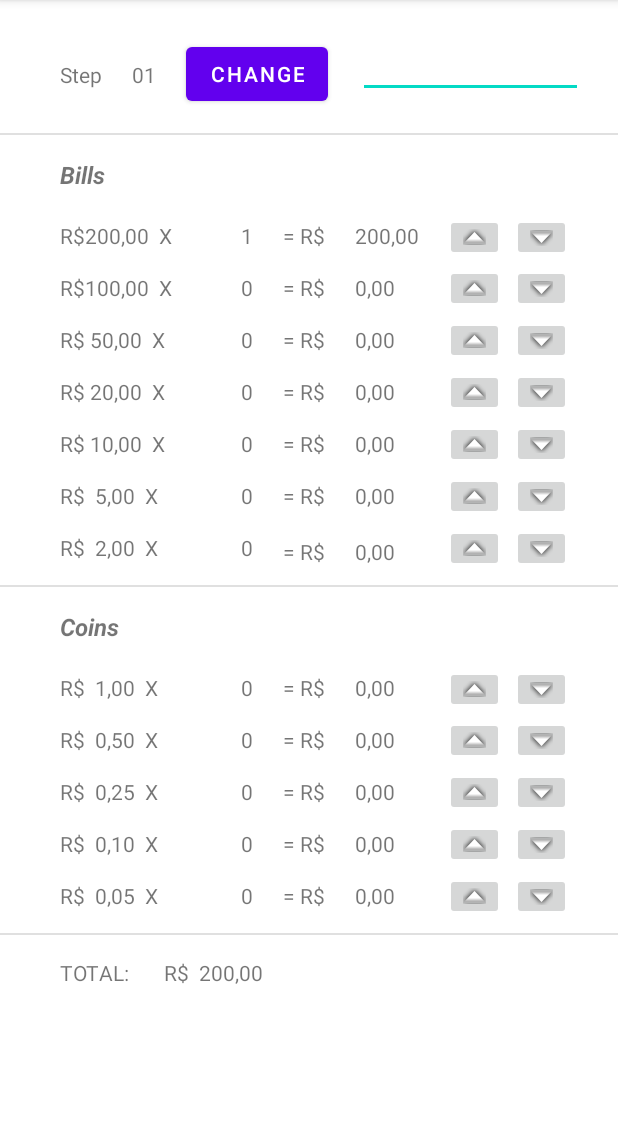
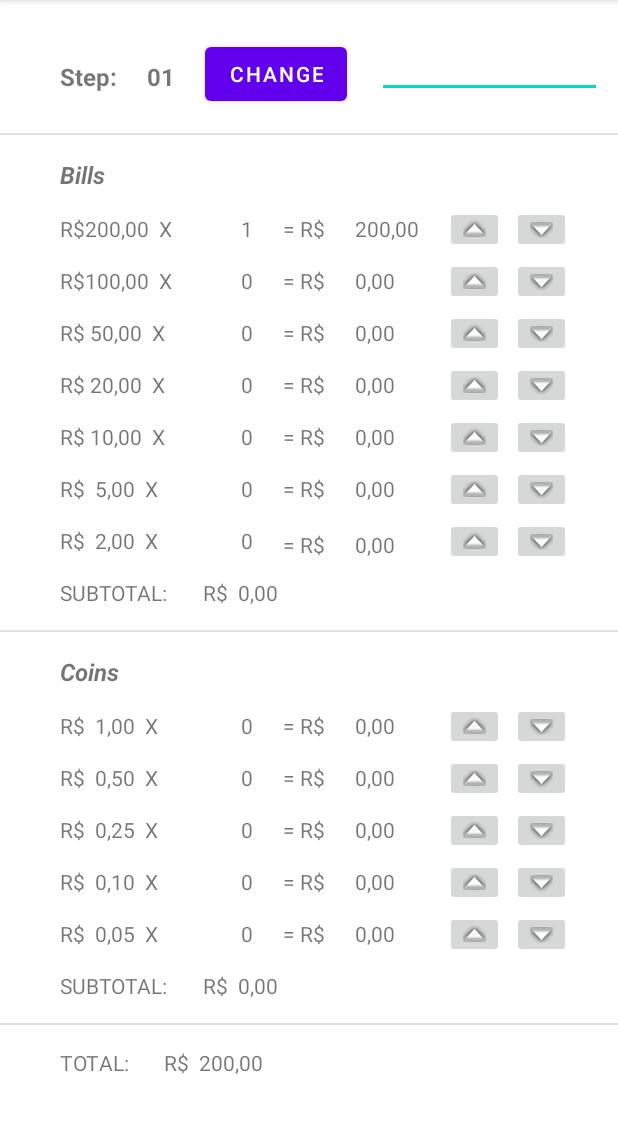
Before and after one commit to pzoliveira/SumOfDonations, an Android app: the screen it shows after launch (MainActivity), after a tap on an icon or button, on a phone screen of 412 x 824 dp, the part 84-1217 px from its top. Run offline under Robolectric (Android 15) with nearby library versions, the phone set to English and light mode, and no system bars.

Commit message:
Makes subtotal evaluations. Refines the layout.

```diff
--- a/app/src/main/java/com/example/sumofdonations/MainActivity.java
+++ b/app/src/main/java/com/example/sumofdonations/MainActivity.java
@@ -7,6 +7,8 @@ import android.view.View;
 import android.widget.Button;
 import android.widget.ImageButton;
 import android.widget.TextView;
+
+import org.w3c.dom.Text;
 
 import java.util.Locale;
 
@@ -19,7 +21,7 @@ public class MainActivity extends AppCompatActivity {
     TextView tvTtl200bks, tvTtl100bks, tvTtl50bks, tvTtl20bks, tvTtl10bks, tvTtl5bks, tvTtl2bks;
     TextView tvQty100cts, tvQty50cts, tvQty25cts, tvQty10cts, tvQty5cts;
     TextView tvTtl100cts, tvTtl50cts, tvTtl25cts, tvTtl10cts, tvTtl5cts;
-    TextView tvTotalValue;
+    TextView tvSubtotalBills, tvSubtotalCoins, tvTotalValue;
 
     Button btnChange;
 
@@ -65,6 +67,8 @@ public class MainActivity extends AppCompatActivity {
         tvTtl10cts = (TextView) findViewById(R.id.txtTtl10cts);
         tvTtl5cts = (TextView) findViewById(R.id.txtTtl5cts);
 
+        tvSubtotalBills = (TextView) findViewById(R.id.txtSubtotalBills);
+        tvSubtotalCoins = (TextView) findViewById(R.id.txtSubtotalCoins);
         tvTotalValue = (TextView) findViewById(R.id.txtTotal);
 
         btnChange = (Button) findViewById(R.id.btnChange);
@@ -118,6 +122,7 @@ public class MainActivity extends AppCompatActivity {
             @Override
             public void onClick(View view) {
                 performMoneycalc("plus", tvQty200bks, tvValueStep, 200.0f, tvTtl200bks);
+                evaluateSubtotalBills();
                 evaluateTotal();
             }
         });
@@ -126,6 +131,7 @@ public class MainActivity extends AppCompatActivity {
             @Override
             public void onClick(View view) {
                 performMoneycalc("minus", tvQty200bks, tvValueStep, 200.0f, tvTtl200bks);
+                evaluateSubtotalBills();
                 evaluateTotal();
             }
         });
@@ -134,6 +140,7 @@ public class MainActivity extends AppCompatActivity {
             @Override
             public void onClick(View view) {
                 performMoneycalc("plus", tvQty100bks, tvValueStep, 100.0f, tvTtl100bks);
+                evaluateSubtotalBills();
                 evaluateTotal();
             }
         });
@@ -142,6 +149,7 @@ public class MainActivity extends AppCompatActivity {
             @Override
             public void onClick(View view) {
                 performMoneycalc("minus", tvQty100bks, tvValueStep, 100.0f, tvTtl100bks);
+                evaluateSubtotalBills();
                 evaluateTotal();
             }
         });
@@ -150,6 +158,7 @@ public class MainActivity extends AppCompatActivity {
             @Override
             public void onClick(View view) {
                 performMoneycalc("plus", tvQty50bks, tvValueStep, 50.0f, tvTtl50bks);
+                evaluateSubtotalBills();
                 evaluateTotal();
             }
         });
@@ -158,6 +167,7 @@ public class MainActivity extends AppCompatActivity {
             @Override
             public void onClick(View view) {
                 performMoneycalc("minus", tvQty50bks, tvValueStep, 50.0f, tvTtl50bks);
+                evaluateSubtotalBills();
                 evaluateTotal();
             }
         });
@@ -166,6 +176,7 @@ public class MainActivity extends AppCompatActivity {
             @Override
             public void onClick(View view) {
                 performMoneycalc("plus", tvQty20bks, tvValueStep, 20.0f, tvTtl20bks);
+                evaluateSubtotalBills();
                 evaluateTotal();
             }
         });
@@ -174,6 +185,7 @@ public class MainActivity extends AppCompatActivity {
             @Override
             public void onClick(View view) {
                 performMoneycalc("minus", tvQty20bks, tvValueStep, 20.0f, tvTtl20bks);
+                evaluateSubtotalBills();
                 evaluateTotal();
             }
         });
@@ -182,6 +194,7 @@ public class MainActivity extends AppCompatActivity {
             @Override
             public void onClick(View view) {
                 performMoneycalc("plus", tvQty10bks, tvValueStep, 10.0f, tvTtl10bks);
+                evaluateSubtotalBills();
                 evaluateTotal();
             }
         });
@@ -190,6 +203,7 @@ public class MainActivity extends AppCompatActivity {
             @Override
             public void onClick(View view) {
                 performMoneycalc("minus", tvQty10bks, tvValueStep, 10.0f, tvTtl10bks);
+                evaluateSubtotalBills();
                 evaluateTotal();
             }
         });
@@ -198,6 +212,7 @@ public class MainActivity extends AppCompatActivity {
             @Override
             public void onClick(View view) {
                 performMoneycalc("plus", tvQty5bks, tvValueStep, 5.0f, tvTtl5bks);
+                evaluateSubtotalBills();
                 evaluateTotal();
             }
         });
@@ -206,6 +221,7 @@ public class MainActivity extends AppCompatActivity {
             @Override
             public void onClick(View view) {
                 performMoneycalc("minus", tvQty5bks, tvValueStep, 5.0f, tvTtl5bks);
+                evaluateSubtotalBills();
                 evaluateTotal();
             }
         });
@@ -214,6 +230,7 @@ public class MainActivity extends AppCompatActivity {
             @Override
             public void onClick(View view) {
                 performMoneycalc("plus", tvQty2bks, tvValueStep, 2.0f, tvTtl2bks);
+                evaluateSubtotalBills();
                 evaluateTotal();
             }
         });
@@ -222,6 +239,7 @@ public class MainActivity extends AppCompatActivity {
             @Override
             public void onClick(View view) {
                 performMoneycalc("minus", tvQty2bks, tvValueStep, 2.0f, tvTtl2bks);
+                evaluateSubtotalBills();
                 evaluateTotal();
             }
         });
@@ -230,6 +248,7 @@ public class MainActivity extends AppCompatActivity {
             @Override
             public void onClick(View view) {
                 performMoneycalc("plus", tvQty100cts, tvValueStep, 1.0f, tvTtl100cts);
+                evaluateSubtotalCoins();
                 evaluateTotal();
             }
         });
@@ -238,6 +257,7 @@ public class MainActivity extends AppCompatActivity {
             @Override
             public void onClick(View view) {
                 performMoneycalc("minus", tvQty100cts, tvValueStep, 1.0f, tvTtl100cts);
+                evaluateSubtotalCoins();
                 evaluateTotal();
             }
         });
@@ -246,6 +266,7 @@ public class MainActivity extends AppCompatActivity {
             @Override
             public void onClick(View view) {
                 performMoneycalc("plus", tvQty50cts, tvValueStep, 0.5f, tvTtl50cts);
+                evaluateSubtotalCoins();
                 evaluateTotal();
             }
         });
@@ -254,6 +275,7 @@ public class MainActivity extends AppCompatActivity {
             @Override
             public void onClick(View view) {
                 performMoneycalc("minus", tvQty50cts, tvValueStep, 0.5f, tvTtl50cts);
+                evaluateSubtotalCoins();
                 evaluateTotal();
             }
         });
@@ -262,6 +284,7 @@ public class MainActivity extends AppCompatActivity {
             @Override
             public void onClick(View view) {
                 performMoneycalc("plus", tvQty25cts, tvValueStep, 0.25f, tvTtl25cts);
+                evaluateSubtotalCoins();
                 evaluateTotal();
             }
         });
@@ -270,6 +293,7 @@ public class MainActivity extends AppCompatActivity {
             @Override
             public void onClick(View view) {
                 performMoneycalc("minus", tvQty25cts, tvValueStep, 0.25f, tvTtl25cts);
+                evaluateSubtotalCoins();
                 evaluateTotal();
             }
         });
@@ -278,6 +302,7 @@ public class MainActivity extends AppCompatActivity {
             @Override
             public void onClick(View view) {
                 performMoneycalc("plus", tvQty10cts, tvValueStep, 0.1f, tvTtl10cts);
+                evaluateSubtotalCoins();
                 evaluateTotal();
             }
         });
@@ -286,6 +311,7 @@ public class MainActivity extends AppCompatActivity {
             @Override
             public void onClick(View view) {
                 performMoneycalc("minus", tvQty10cts, tvValueStep, 0.1f, tvTtl10cts);
+                evaluateSubtotalCoins();
                 evaluateTotal();
             }
         });
@@ -294,6 +320,7 @@ public class MainActivity extends AppCompatActivity {
             @Override
             public void onClick(View view) {
                 performMoneycalc("plus", tvQty5cts, tvValueStep, 0.05f, tvTtl5cts);
+                evaluateSubtotalCoins();
                 evaluateTotal();
             }
         });
@@ -302,6 +329,7 @@ public class MainActivity extends AppCompatActivity {
             @Override
             public void onClick(View view) {
                 performMoneycalc("minus", tvQty5cts, tvValueStep, 0.05f, tvTtl5cts);
+                evaluateSubtotalCoins();
                 evaluateTotal();
             }
         });
@@ -334,6 +362,32 @@ public class MainActivity extends AppCompatActivity {
         }
     }
 
+    public void evaluateSubtotalBills(){
+        Float subtotalRslt = 0.0f;
+        Float total200bks = Float.parseFloat(tvTtl200bks.getText().toString().replace(',','.'));
+        Float total100bks = Float.parseFloat(tvTtl100bks.getText().toString().replace(',','.'));
+        Float total50bks = Float.parseFloat(tvTtl50bks.getText().toString().replace(',','.'));
+        Float total20bks = Float.parseFloat(tvTtl20bks.getText().toString().replace(',','.'));
+        Float total10bks = Float.parseFloat(tvTtl10bks.getText().toString().replace(',','.'));
+        Float total5bks = Float.parseFloat(tvTtl5bks.getText().toString().replace(',','.'));
+        Float total2bks = Float.parseFloat(tvTtl2bks.getText().toString().replace(',','.'));
+        subtotalRslt += total200bks + total100bks + total50bks + total20bks + total10bks + total5bks + total2bks;
+        String subtotalDisp = String.format(Locale.FRENCH, "R$  %.2f", subtotalRslt);
+        tvTotalValue.setText(subtotalDisp);
+    }
+
+    public void evaluateSubtotalCoins(){
+        Float subtotalRslt = 0.0f;
+        Float total100cts = Float.parseFloat(tvTtl100cts.getText().toString().replace(',','.'));
+        Float total50cts = Float.parseFloat(tvTtl50cts.getText().toString().replace(',','.'));
+        Float total25cts = Float.parseFloat(tvTtl25cts.getText().toString().replace(',','.'));
+        Float total10cts = Float.parseFloat(tvTtl10cts.getText().toString().replace(',','.'));
+        Float total5cts = Float.parseFloat(tvTtl5cts.getText().toString().replace(',','.'));
+        subtotalRslt += total100cts + total50cts + total25cts + total10cts + total5cts;
+        String subtotalDisp = String.format(Locale.FRENCH, "R$  %.2f", subtotalRslt);
+        tvTotalValue.setText(subtotalDisp);
+    }
+
     public void evaluateTotal(){
         Float totalRslt = 0.0f;
         Float total200bks = Float.parseFloat(tvTtl200bks.getText().toString().replace(',','.'));
--- a/app/src/main/res/layout/activity_main.xml
+++ b/app/src/main/res/layout/activity_main.xml
@@ -13,6 +13,8 @@
         android:layout_marginStart="@dimen/leftalign"
         android:layout_marginTop="@dimen/topalign"
         android:text="@string/step_name"
+        android:textSize="16sp"
+        android:textStyle="bold"
         app:layout_constraintStart_toStartOf="parent"
         app:layout_constraintTop_toTopOf="parent" />
 
@@ -23,6 +25,8 @@
         android:layout_marginStart="@dimen/nextalign"
         android:layout_marginTop="@dimen/topalign"
         android:text="01"
+        android:textSize="16sp"
+        android:textStyle="bold"
         app:layout_constraintStart_toEndOf="@+id/txtStep"
         app:layout_constraintTop_toTopOf="parent" />
 
@@ -43,7 +47,7 @@
         android:layout_width="@dimen/moneywidth"
         android:layout_height="wrap_content"
         android:layout_marginStart="@dimen/leftalign"
-        android:layout_marginTop="@dimen/indexalign"
+        android:layout_marginTop="@dimen/interalign"
         android:text="R$200,00  X"
         app:layout_constraintStart_toStartOf="parent"
         app:layout_constraintTop_toBottomOf="@+id/txtBills" />
@@ -125,7 +129,7 @@
         android:layout_width="@dimen/moneywidth"
         android:layout_height="wrap_content"
         android:layout_marginStart="@dimen/leftalign"
-        android:layout_marginTop="@dimen/indexalign"
+        android:layout_marginTop="@dimen/interalign"
         android:text="R$  1,00  X"
         app:layout_constraintStart_toStartOf="parent"
         app:layout_constraintTop_toBottomOf="@+id/txtCoins" />
@@ -171,6 +175,46 @@
         app:layout_constraintTop_toBottomOf="@+id/txt10cents" />
 
     <TextView
+        android:id="@+id/txtSubtotalBillsTitle"
+        android:layout_width="wrap_content"
+        android:layout_height="wrap_content"
+        android:layout_marginStart="@dimen/leftalign"
+        android:layout_marginTop="@dimen/interalign"
+        android:text="SUBTOTAL: "
+        app:layout_constraintStart_toStartOf="parent"
+        app:layout_constraintTop_toBottomOf="@id/txt2bucks" />
+
+    <TextView
+        android:id="@+id/txtSubtotalBills"
+        android:layout_width="wrap_content"
+        android:layout_height="wrap_content"
+        android:layout_marginStart="@dimen/nextalign"
+        android:layout_marginTop="@dimen/interalign"
+        android:text="R$  0,00"
+        app:layout_constraintStart_toEndOf="@id/txtSubtotalBillsTitle"
+        app:layout_constraintTop_toBottomOf="@id/txt2bucks" />
+
+    <TextView
+        android:id="@+id/txtSubtotalCoinsTitle"
+        android:layout_width="wrap_content"
+        android:layout_height="wrap_content"
+        android:layout_marginStart="@dimen/leftalign"
+        android:layout_marginTop="@dimen/interalign"
+        android:text="SUBTOTAL: "
+        app:layout_constraintStart_toStartOf="parent"
+        app:layout_constraintTop_toBottomOf="@id/txt5cents" />
+
+    <TextView
+        android:id="@+id/txtSubtotalCoins"
+        android:layout_width="wrap_content"
+        android:layout_height="wrap_content"
+        android:layout_marginStart="@dimen/nextalign"
+        android:layout_marginTop="@dimen/interalign"
+        android:text="R$  0,00"
+        app:layout_constraintStart_toEndOf="@+id/txtSubtotalCoinsTitle"
+        app:layout_constraintTop_toBottomOf="@id/txt5cents" />
+
+    <TextView
         android:id="@+id/txtTotalTitle"
         android:layout_width="wrap_content"
         android:layout_height="wrap_content"
@@ -195,7 +239,7 @@
         android:layout_width="@dimen/qtywitdth"
         android:layout_height="wrap_content"
         android:layout_marginStart="@dimen/nextalign"
-        android:layout_marginTop="@dimen/indexalign"
+        android:layout_marginTop="@dimen/interalign"
         android:textAlignment="textEnd"
         android:text="0"
         app:layout_constraintStart_toEndOf="@+id/txt200bucks"
@@ -272,7 +316,7 @@
         android:layout_width="@dimen/qtywitdth"
         android:layout_height="wrap_content"
         android:layout_marginStart="@dimen/nextalign"
-        android:layout_marginTop="@dimen/indexalign"
+        android:layout_marginTop="@dimen/interalign"
         android:textAlignment="textEnd"
         android:text="0"
         app:layout_constraintStart_toEndOf="@+id/txt100cents"
@@ -327,7 +371,7 @@
         android:layout_width="wrap_content"
         android:layout_height="wrap_content"
         android:layout_marginStart="@dimen/nextalign"
-        android:layout_marginTop="@dimen/indexalign"
+        android:layout_marginTop="@dimen/interalign"
         android:text="= R$"
         app:layout_constraintStart_toEndOf="@+id/txtQty200bks"
         app:layout_constraintTop_toBottomOf="@+id/txtBills" />
@@ -337,7 +381,7 @@
         android:layout_width="wrap_content"
         android:layout_height="wrap_content"
         android:layout_marginStart="@dimen/nextalign"
-        android:layout_marginTop="@dimen/indexalign"
+        android:layout_marginTop="@dimen/interalign"
         android:text="0,00"
         app:layout_constraintStart_toEndOf="@+id/txtInd200bks"
         app:layout_constraintTop_toBottomOf="@+id/txtBills" />
@@ -467,7 +511,7 @@
         android:layout_width="wrap_content"
         android:layout_height="wrap_content"
         android:layout_marginStart="@dimen/nextalign"
-        android:layout_marginTop="@dimen/indexalign"
+        android:layout_marginTop="@dimen/interalign"
         android:text="= R$"
         app:layout_constraintStart_toEndOf="@+id/txtQty100cts"
         app:layout_constraintTop_toBottomOf="@+id/txtCoins" />
@@ -477,7 +521,7 @@
         android:layout_width="wrap_content"
         android:layout_height="wrap_content"
         android:layout_marginStart="@dimen/nextalign"
-        android:layout_marginTop="@dimen/indexalign"
+        android:layout_marginTop="@dimen/interalign"
         android:text="0,00"
         app:layout_constraintStart_toEndOf="@+id/txtInd100cts"
         app:layout_constraintTop_toBottomOf="@+id/txtCoins" />
@@ -577,7 +621,7 @@
         android:layout_width="wrap_content"
         android:layout_height="wrap_content"
         android:layout_marginStart="@dimen/btndistleft"
-        android:layout_marginTop="@dimen/interalign"
+        android:layout_marginTop="@dimen/indexalign"
         app:layout_constraintStart_toEndOf="@+id/txtInd200bks"
         app:layout_constraintTop_toBottomOf="@+id/txtBills"
         app:srcCompat="@android:drawable/arrow_up_float" />
@@ -587,7 +631,7 @@
         android:layout_width="wrap_content"
         android:layout_height="wrap_content"
         android:layout_marginStart="@dimen/interbtndist"
-        android:layout_marginTop="@dimen/interalign"
+        android:layout_marginTop="@dimen/indexalign"
         app:layout_constraintStart_toEndOf="@+id/ibInc200bks"
         app:layout_constraintTop_toBottomOf="@+id/txtBills"
         app:srcCompat="@android:drawable/arrow_down_float" />
@@ -717,7 +761,7 @@
         android:layout_width="wrap_content"
         android:layout_height="wrap_content"
         android:layout_marginStart="@dimen/btndistleft"
-        android:layout_marginTop="@dimen/interalign"
+        android:layout_marginTop="@dimen/indexalign"
         app:layout_constraintStart_toEndOf="@+id/txtInd100cts"
         app:layout_constraintTop_toBottomOf="@+id/txtCoins"
         app:srcCompat="@android:drawable/arrow_up_float" />
@@ -727,7 +771,7 @@
         android:layout_width="wrap_content"
         android:layout_height="wrap_content"
         android:layout_marginStart="@dimen/interbtndist"
-        android:layout_marginTop="@dimen/interalign"
+        android:layout_marginTop="@dimen/indexalign"
         app:layout_constraintStart_toEndOf="@+id/ibInc100cts"
         app:layout_constraintTop_toBottomOf="@+id/txtCoins"
         app:srcCompat="@android:drawable/arrow_down_float" />
@@ -828,7 +872,7 @@
         android:layout_marginTop="@dimen/interalign"
         android:background="?android:attr/listDivider"
         tools:layout_editor_absoluteX="1dp"
-        app:layout_constraintTop_toBottomOf="@id/txt2bucks" />
+        app:layout_constraintTop_toBottomOf="@id/txtSubtotalBillsTitle" />
 
     <View
         android:id="@+id/divider3"
@@ -837,7 +881,7 @@
         android:layout_marginTop="@dimen/interalign"
         android:background="?android:attr/listDivider"
         tools:layout_editor_absoluteX="1dp"
-        app:layout_constraintTop_toBottomOf="@id/txt5cents" />
+        app:layout_constraintTop_toBottomOf="@id/txtSubtotalCoinsTitle" />
 
     <EditText
         android:id="@+id/editTextDate"
--- a/app/src/main/res/values/measures.xml
+++ b/app/src/main/res/values/measures.xml
@@ -2,7 +2,7 @@
 <resources>
     <dimen name="leftalign">40dp</dimen>
     <dimen name="topalign">40dp</dimen>
-    <dimen name="indexalign">20dp</dimen>
+    <dimen name="indexalign">10dp</dimen>
     <dimen name="interalign">15dp</dimen>
     <dimen name="nextalign">20dp</dimen>
     <dimen name="topbtnalign">25dp</dimen>
--- a/app/src/main/res/values/strings.xml
+++ b/app/src/main/res/values/strings.xml
@@ -1,6 +1,6 @@
 <resources>
     <string name="app_name">Sum Of Donations</string>
-    <string name="step_name">Step</string>
+    <string name="step_name">Step\:</string>
     <string name="bills_name">Bills</string>
     <string name="coins_name">Coins</string>
     <string name="btnChange_name">CHANGE</string>
```
Also changed, not shown: 1 other file.
